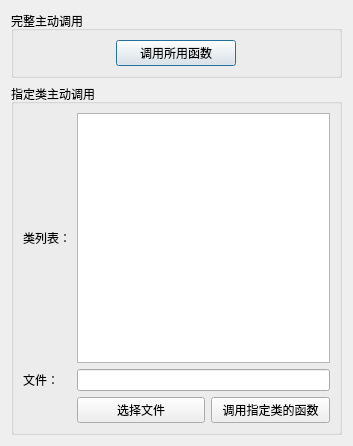
Above: ui/fart.ui from dqzg12300/fridaUiTools before the change. Below: the same form after it.
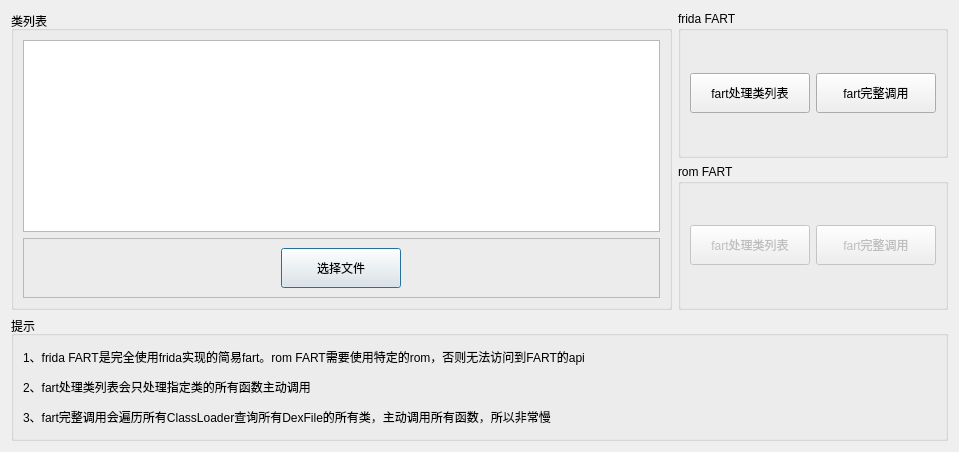
That is the form after the change.

Commit message: fart调整，准备增加对定制FART的api调用。未完成

```diff
--- a/ui/fart.ui
+++ b/ui/fart.ui
@@ -6,79 +6,181 @@
    <rect>
     <x>0</x>
     <y>0</y>
-    <width>353</width>
-    <height>446</height>
+    <width>959</width>
+    <height>452</height>
    </rect>
   </property>
   <property name="windowTitle">
    <string>fart</string>
   </property>
-  <layout class="QGridLayout" name="gridLayout_3">
-   <item row="0" column="0">
+  <layout class="QGridLayout" name="gridLayout_6">
+   <item row="0" column="0" rowspan="2">
+    <widget class="QGroupBox" name="groupBox_3">
+     <property name="title">
+      <string>类列表</string>
+     </property>
+     <layout class="QGridLayout" name="gridLayout_5">
+      <item row="0" column="0">
+       <widget class="QPlainTextEdit" name="txtClasses"/>
+      </item>
+      <item row="1" column="0">
+       <widget class="QFrame" name="frame">
+        <property name="frameShape">
+         <enum>QFrame::StyledPanel</enum>
+        </property>
+        <property name="frameShadow">
+         <enum>QFrame::Raised</enum>
+        </property>
+        <layout class="QGridLayout" name="gridLayout_3">
+         <item row="0" column="0">
+          <widget class="QPushButton" name="btnSelectClasses">
+           <property name="minimumSize">
+            <size>
+             <width>120</width>
+             <height>40</height>
+            </size>
+           </property>
+           <property name="maximumSize">
+            <size>
+             <width>120</width>
+             <height>40</height>
+            </size>
+           </property>
+           <property name="text">
+            <string>选择文件</string>
+           </property>
+          </widget>
+         </item>
+        </layout>
+       </widget>
+      </item>
+     </layout>
+    </widget>
+   </item>
+   <item row="0" column="1">
     <widget class="QGroupBox" name="groupBox_2">
      <property name="title">
-      <string>完整主动调用</string>
+      <string>frida FART</string>
      </property>
-     <layout class="QGridLayout" name="gridLayout">
+     <layout class="QGridLayout" name="gridLayout_2">
       <item row="0" column="0">
+       <widget class="QPushButton" name="btnSubmitFridaFartClass">
+        <property name="minimumSize">
+         <size>
+          <width>120</width>
+          <height>40</height>
+         </size>
+        </property>
+        <property name="maximumSize">
+         <size>
+          <width>120</width>
+          <height>40</height>
+         </size>
+        </property>
+        <property name="text">
+         <string>fart处理类列表</string>
+        </property>
+       </widget>
+      </item>
+      <item row="0" column="1">
+       <widget class="QPushButton" name="btnSubmitFridaFart">
+        <property name="minimumSize">
+         <size>
+          <width>120</width>
+          <height>40</height>
+         </size>
+        </property>
+        <property name="maximumSize">
+         <size>
+          <width>120</width>
+          <height>40</height>
+         </size>
+        </property>
+        <property name="text">
+         <string>fart完整调用</string>
+        </property>
+       </widget>
+      </item>
+     </layout>
+    </widget>
+   </item>
+   <item row="1" column="1">
+    <widget class="QGroupBox" name="groupBox_4">
+     <property name="title">
+      <string>rom FART</string>
+     </property>
+     <layout class="QGridLayout" name="gridLayout_4">
+      <item row="0" column="0">
+       <widget class="QPushButton" name="btnSubmitFartClass">
+        <property name="enabled">
+         <bool>false</bool>
+        </property>
+        <property name="minimumSize">
+         <size>
+          <width>120</width>
+          <height>40</height>
+         </size>
+        </property>
+        <property name="maximumSize">
+         <size>
+          <width>120</width>
+          <height>40</height>
+         </size>
+        </property>
+        <property name="text">
+         <string>fart处理类列表</string>
+        </property>
+       </widget>
+      </item>
+      <item row="0" column="1">
        <widget class="QPushButton" name="btnSubmitFart">
+        <property name="enabled">
+         <bool>false</bool>
+        </property>
+        <property name="minimumSize">
+         <size>
+          <width>120</width>
+          <height>40</height>
+         </size>
+        </property>
         <property name="maximumSize">
          <size>
           <width>120</width>
-          <height>16777215</height>
+          <height>40</height>
          </size>
         </property>
         <property name="text">
-         <string>调用所用函数</string>
+         <string>fart完整调用</string>
         </property>
        </widget>
       </item>
      </layout>
     </widget>
    </item>
-   <item row="1" column="0">
+   <item row="2" column="0" colspan="2">
     <widget class="QGroupBox" name="groupBox">
      <property name="title">
-      <string>指定类主动调用</string>
+      <string>提示</string>
      </property>
-     <layout class="QGridLayout" name="gridLayout_2">
+     <layout class="QGridLayout" name="gridLayout">
       <item row="0" column="0">
-       <widget class="QLabel" name="label_3">
-        <property name="text">
-         <string>类列表：</string>
-        </property>
-       </widget>
-      </item>
-      <item row="0" column="1" colspan="2">
-       <widget class="QPlainTextEdit" name="txtClasses"/>
-      </item>
-      <item row="1" column="0">
        <widget class="QLabel" name="label">
         <property name="text">
-         <string>文件：</string>
+         <string>1、frida FART是完全使用frida实现的简易fart。rom FART需要使用特定的rom，否则无法访问到FART的api</string>
         </property>
        </widget>
       </item>
-      <item row="1" column="1" colspan="2">
-       <widget class="QLineEdit" name="txtClassesPath"/>
-      </item>
-      <item row="2" column="1">
-       <widget class="QPushButton" name="btnSelectClasses">
+      <item row="1" column="0">
+       <widget class="QLabel" name="label_2">
         <property name="text">
-         <string>选择文件</string>
+         <string>2、fart处理类列表会只处理指定类的所有函数主动调用</string>
         </property>
        </widget>
       </item>
-      <item row="2" column="2">
-       <widget class="QPushButton" name="btnSubmitFartClass">
-        <property name="maximumSize">
-         <size>
-          <width>120</width>
-          <height>16777215</height>
-         </size>
-        </property>
+      <item row="2" column="0">
+       <widget class="QLabel" name="label_5">
         <property name="text">
-         <string>调用指定类的函数</string>
+         <string>3、fart完整调用会遍历所有ClassLoader查询所有DexFile的所有类，主动调用所有函数，所以非常慢</string>
         </property>
        </widget>
       </item>
```
The commit also changes 7 other files.
